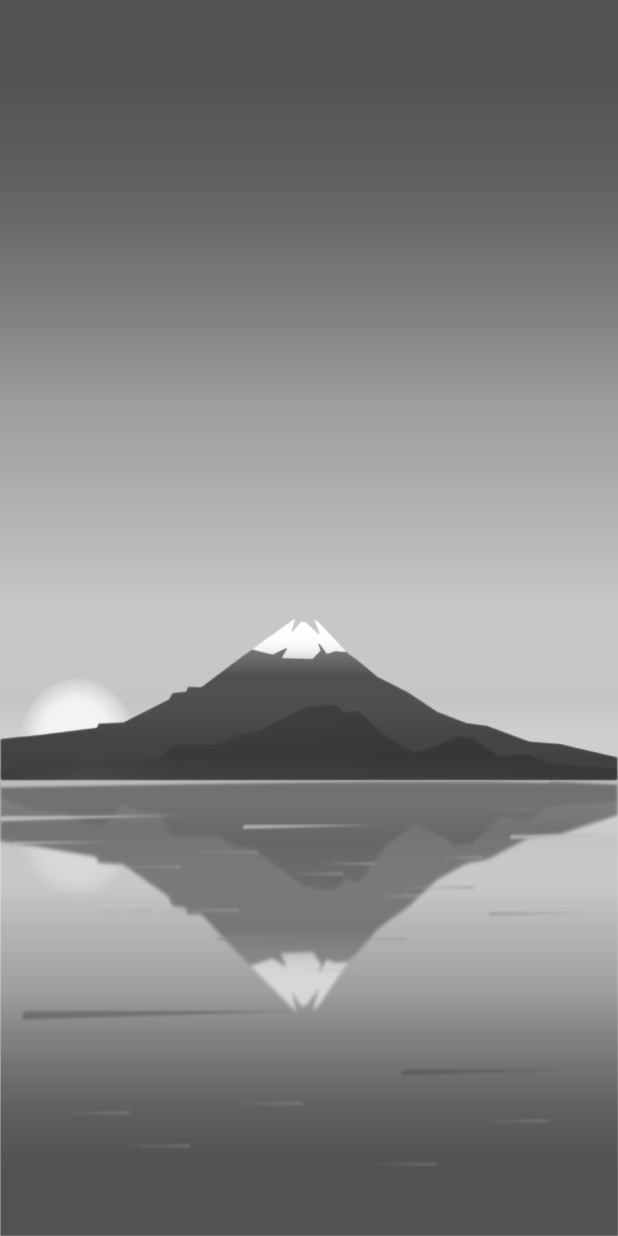
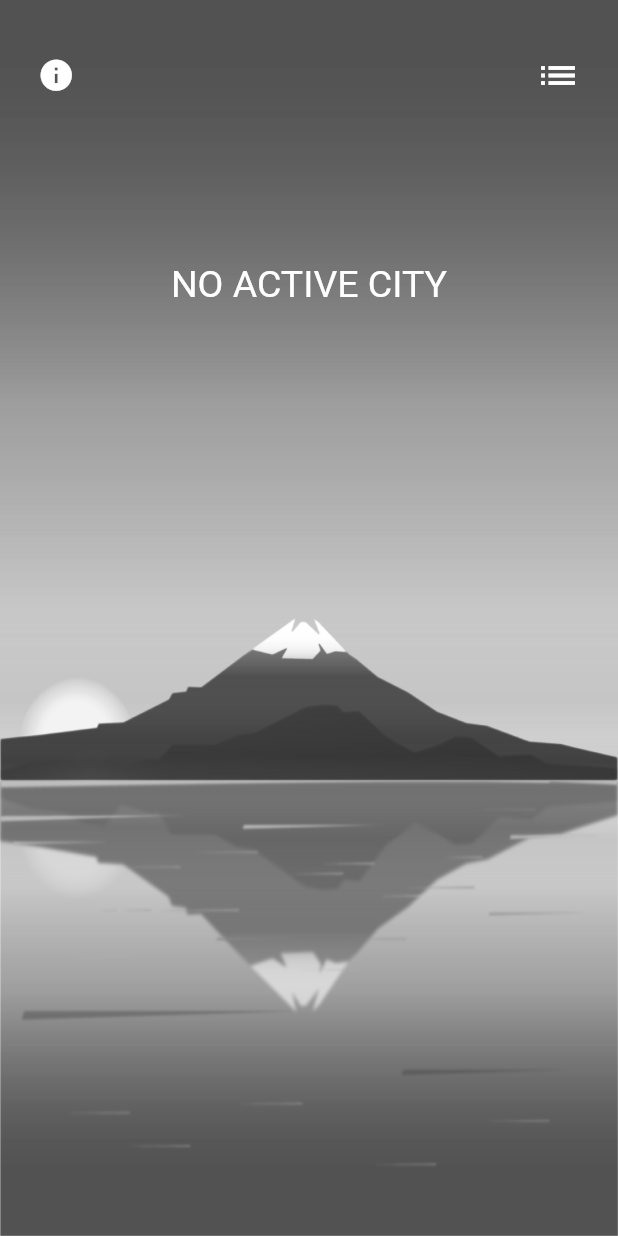
Before and after one commit to lRainZz/studienarbeit2018, a Flutter app: the ActiveCity screen opened by its route, on a phone screen of 412 x 824 dp. Run offline on Flutter 3.47's test engine with Material 2 defaults, Android fonts, the phone set to English and light mode, and no system bars; our stand-ins replace rxdart.

Commit message:
Added non active screen
finished non active screen
set as home route

```diff
--- a/lib/main.dart
+++ b/lib/main.dart
@@ -10,7 +10,6 @@ import 'helper.dart';
 // ===== ===== ===== =====
 // TODO LIST
 // ----- high priority -----
-// TODO: no active city screen
 // TODO: city overview color scheme
 // TODO: setting for imperial / metric units
 // TODO: credits for apixu
@@ -37,26 +36,12 @@ class MainApp extends StatefulWidget {
 }
 
 class MainAppState extends State<MainApp> {
-  var hasActiveCity;
-
-  // constructor
-  MainAppState() {
-    // reading state from last app start
-    hasActiveCity = (globals.activeCity != null);
-  }
-
-  // check if active city is set
-  CityData _getActiveCity() {
-    CityData value;
-    (hasActiveCity) ?  value = globals.activeCity : value = null;
-    return value;
-  }
 
   @override
   Widget build(BuildContext context) {
     return new MaterialApp(
       // directly goto cityOverview if no activeCity is set
-      home: (_getActiveCity() != null) ? new ActiveCity() : new CityOverview(),
+      home: new ActiveCity(),
       // navigation routes for the screens
         routes: <String, WidgetBuilder> {
         '/activeCity':   (BuildContext context) => new ActiveCity(),
@@ -390,21 +375,23 @@ class ActiveCityState extends State<ActiveCity> {
     // load active city
     _activeCity = globals.activeCity;
 
+    if (_activeCity != null) {
       // refresh data
       if (globals.needsUpdate) {
-
-      String requestURL = 'https://api.apixu.com/v1/current.json?key=' + API_KEY + '=' +  _activeCity.name;
+        String requestURL = 'https://api.apixu.com/v1/current.json?key=' +
+            API_KEY + '=' + _activeCity.name;
 
         http.get(requestURL)
             .then((response) => response.body)
             .then(json.decode)
             .then((apiData) {
-        if(!apiCallHasError(apiData)) {
+          if (!apiCallHasError(apiData)) {
             _updateCity(apiData, _activeCity);
           }
         });
 
         globals.needsUpdate = false;
+      }
     }
   }
 
@@ -441,17 +428,41 @@ class ActiveCityState extends State<ActiveCity> {
   }
 
   Widget _buildContent(CityData activeCity) {
-    if (activeCity == null) {
-      // TODO: return info and button for cityList
-    } else {
     return new Column(
-        children: <Widget>[
-          _buildTopContent(), // Info Button and List Button
-          _buildMiddleContent(activeCity),
-          _buildBottomContent(activeCity),
-        ],
+      children: _chooseContent(activeCity),
     );
   }
+
+  List<Widget> _chooseContent(CityData activeCity) {
+    List<Widget> widgets = new List<Widget>();
+
+    widgets.add(_buildTopContent());
+
+    if (activeCity != null) {
+      widgets.add(_buildMiddleContent(activeCity));
+      widgets.add(_buildBottomContent(activeCity));
+    } else {
+      widgets.add(_buildInActiveContent());
+    }
+
+    return widgets;
+  }
+
+  Widget _buildInActiveContent() {
+    return new Padding(
+      padding: new EdgeInsets.only(top: 100.0),
+      child: new Center(
+        child:
+        new Text(
+          'NO ACTIVE CITY',
+          style: new TextStyle(
+            color: Colors.white,
+            fontSize: 25.0
+          )
+        ),
+      )
+    );
+
   }
 
   Widget _buildMiddleContent(CityData activeCity) {
@@ -702,7 +713,7 @@ class ActiveCityState extends State<ActiveCity> {
             fit: BoxFit.fill
           )
         ),
-        child: _buildContent(globals.activeCity)
+        child: _buildContent(_activeCity)
       ),
     );
   }
```
Lines whose indentation alone changed are shown as unchanged.
